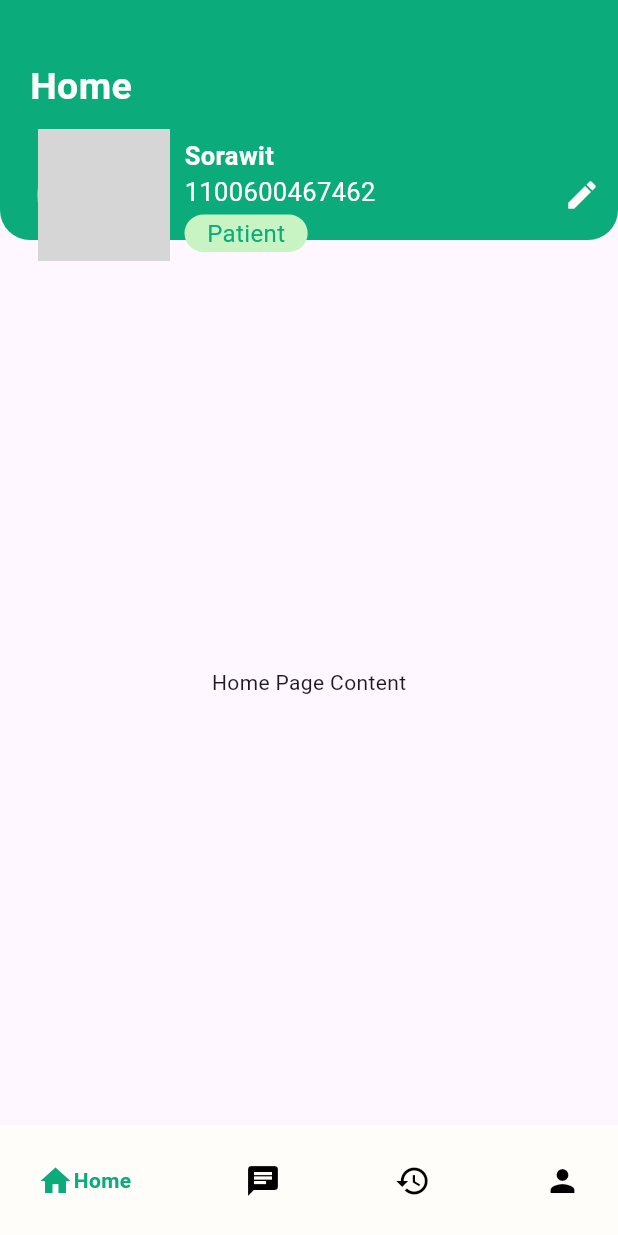
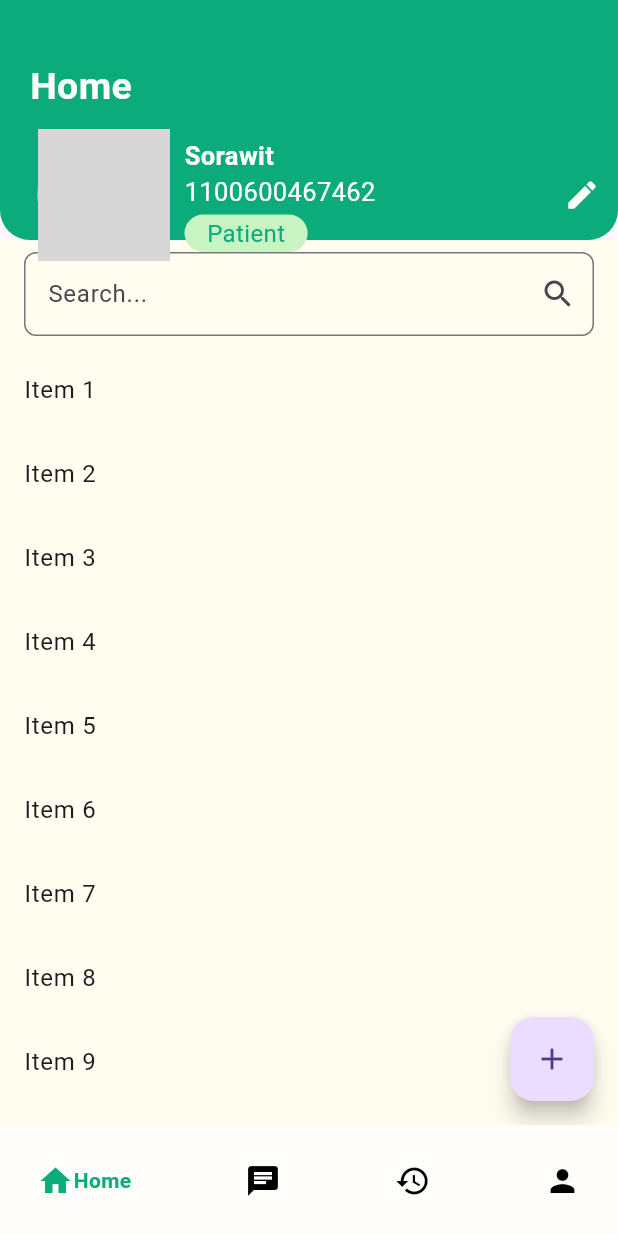
Before and after one commit to Sorawit-loyde/Flutter_Final_project, a Flutter app: the HomePage screen opened by its route, on a phone screen of 412 x 824 dp. Run offline on Flutter 3.47's test engine with Material 3 defaults, Android fonts, the phone set to English and light mode, and no system bars; drawn by our look-alikes of google_nav_bar; network calls fail; grey boxes are pictures that could not be loaded.

Commit message:
add Home screen content

```diff
--- a/mobile_app_decubitus/lib/main.dart
+++ b/mobile_app_decubitus/lib/main.dart
@@ -1,7 +1,7 @@
 import 'package:flutter/material.dart';
 import 'screen/login_page.dart';
 import 'screen/startUp_page.dart';
-import 'components/manage_bottom_navbar.dart';
+import 'components/manage_screen_properties.dart';
 import 'screen/createAccount_page.dart';
 // import 'package:google_fonts/google_fonts.dart';
 
@@ -16,9 +16,6 @@ class MyApp extends StatelessWidget {
   Widget build(BuildContext context) {
     return MaterialApp(
       title: 'Decubitus App',
-      theme: ThemeData(
-        primarySwatch: Colors.blue,
-      ),
       initialRoute: '/',
       routes: {
         '/': (context) => const FirstScreen(),
--- a/mobile_app_decubitus/lib/screen/home_content.dart
+++ b/mobile_app_decubitus/lib/screen/home_content.dart
@@ -1,10 +1,53 @@
 import 'package:flutter/material.dart';
+import 'package:mobile_app_decubitus/constant.dart';
 
 class HomeContent extends StatelessWidget {
+  const HomeContent({super.key});
+
   @override
   Widget build(BuildContext context) {
-    return Center(
-      child: Text('Home Page Content'),
+    return Scaffold(
+      backgroundColor: backGroundColor,
+      body: Column(
+        children: [
+          // Search Bar
+          Padding(
+            padding:
+                const EdgeInsets.symmetric(horizontal: 16.0, vertical: 8.0),
+            child: TextField(
+              decoration: InputDecoration(
+                hintText: 'Search...',
+                border: OutlineInputBorder(
+                  borderRadius: BorderRadius.circular(8.0),
+                  borderSide: BorderSide(color: Colors.grey),
+                ),
+                suffixIcon: Icon(Icons.search),
+              ),
+            ),
+          ),
+
+          // Main Content Area (List)
+          Expanded(
+            child: ListView.builder(
+              itemCount: 20, // Placeholder for your list items
+              itemBuilder: (context, index) {
+                return ListTile(
+                  title: Text('Item ${index + 1}'),
+                  // Add more properties as needed
+                );
+              },
+            ),
+          ),
+        ],
+      ),
+      floatingActionButton: FloatingActionButton(
+        onPressed: () {
+          // Action for the plus button
+        },
+        child: Icon(Icons.add),
+        tooltip: 'Add Item',
+      ),
+      floatingActionButtonLocation: FloatingActionButtonLocation.endFloat,
     );
   }
 }
--- a/mobile_app_decubitus/lib/screen/startUp_page.dart
+++ b/mobile_app_decubitus/lib/screen/startUp_page.dart
@@ -14,7 +14,7 @@ class FirstScreen extends StatelessWidget {
           mainAxisAlignment: MainAxisAlignment.spaceAround,
           children: [
             _buildLogo(),
-            _buildContent(context), // Pass context here
+            _buildContent(context),
           ],
         ),
       ),
@@ -30,7 +30,6 @@ class FirstScreen extends StatelessWidget {
   }
 
   Widget _buildContent(BuildContext context) {
-    // Accept context as a parameter
     return Padding(
       padding: const EdgeInsets.only(bottom: 80),
       child: Column(
@@ -38,7 +37,7 @@ class FirstScreen extends StatelessWidget {
           _buildTitle(),
           _buildDescription(),
           const SizedBox(height: 100),
-          _buildGetStartedButton(context), // Pass context here
+          _buildGetStartedButton(context),
         ],
       ),
     );
@@ -67,7 +66,6 @@ class FirstScreen extends StatelessWidget {
   }
 
   Widget _buildGetStartedButton(BuildContext context) {
-    // Accept context as a parameter
     return ElevatedButton(
       onPressed: () {
         Navigator.pushNamed(context, '/login');
--- a/mobile_app_decubitus/pubspec.yaml
+++ b/mobile_app_decubitus/pubspec.yaml
@@ -37,6 +37,8 @@ dependencies:
   cupertino_icons: ^1.0.6
   google_fonts: ^6.2.1
   google_nav_bar: ^5.0.6
+  animations: ^2.0.11
+  lottie: ^3.1.2
 
 dev_dependencies:
   flutter_test:
```
Also changed, not shown: mobile_app_decubitus/assets/images/9c718345-2ee0-4014-8698-c6572fdd221d.png (deleted), mobile_app_decubitus/lib/components/manage_screen_properties.dart (renamed from mobile_app_decubitus/lib/components/manage_bottom_navbar.dart), mobile_app_decubitus/pubspec.lock.
